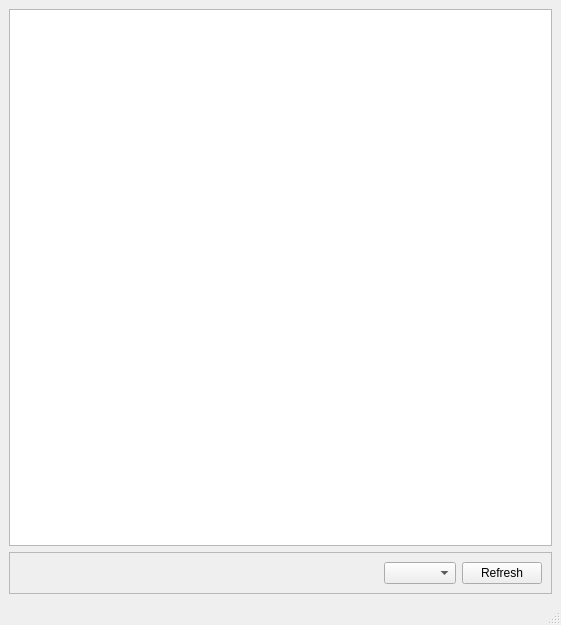
This is gui/ui_roope.ui in fginter/roope as Qt 5 draws it before an edit. The edited form follows.
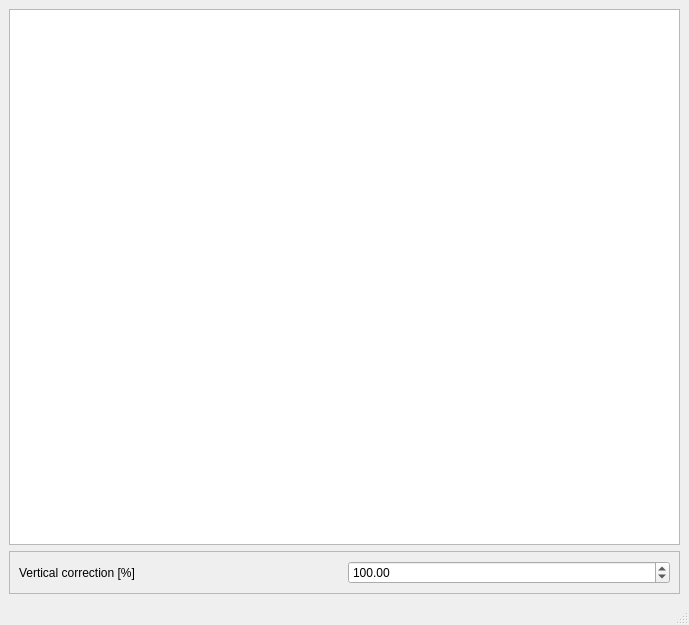
This is the edited form.

Commit message: online correction

Patch:
```diff
--- a/gui/ui_roope.ui
+++ b/gui/ui_roope.ui
@@ -6,7 +6,7 @@
    <rect>
     <x>0</x>
     <y>0</y>
-    <width>561</width>
+    <width>689</width>
     <height>625</height>
    </rect>
   </property>
@@ -26,27 +26,24 @@
       <property name="frameShadow">
        <enum>QFrame::Raised</enum>
       </property>
-      <layout class="QHBoxLayout" name="horizontalLayout">
-       <item>
-        <spacer name="horizontalSpacer">
-         <property name="orientation">
-          <enum>Qt::Horizontal</enum>
+      <layout class="QGridLayout" name="gridLayout">
+       <item row="0" column="1">
+        <widget class="QDoubleSpinBox" name="verticalCorrection">
+         <property name="maximum">
+          <double>200.000000000000000</double>
          </property>
-         <property name="sizeHint" stdset="0">
-          <size>
-           <width>40</width>
-           <height>20</height>
-          </size>
+         <property name="singleStep">
+          <double>0.100000000000000</double>
          </property>
-        </spacer>
+         <property name="value">
+          <double>100.000000000000000</double>
+         </property>
+        </widget>
        </item>
-       <item>
-        <widget class="QComboBox" name="portList"/>
-       </item>
-       <item>
-        <widget class="QPushButton" name="portlistRefresh">
+       <item row="0" column="0">
+        <widget class="QLabel" name="label">
          <property name="text">
-          <string>Refresh</string>
+          <string>Vertical correction [%]</string>
          </property>
         </widget>
        </item>
```
Left out of the diff: 4 changed lines with no effect on the pictures. The commit also changes 2 other files.
